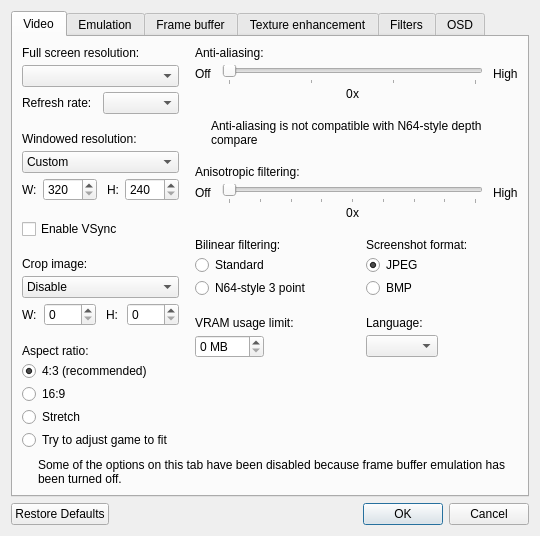
Old version of the form src/GLideNUI/configDialog.ui in the repository gonetz/GLideN64.
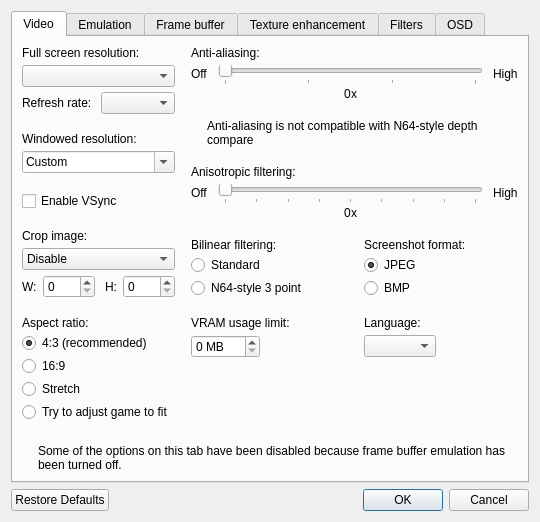
New version of the form. Icons and pictures are not drawn.

Commit message: UI: Custom windowed resolution set via combo box

Diff of the .ui file:
```diff
--- a/src/GLideNUI/configDialog.ui
+++ b/src/GLideNUI/configDialog.ui
@@ -134,6 +134,9 @@
               </item>
               <item>
                <widget class="QComboBox" name="windowedResolutionComboBox">
+                <property name="editable">
+                 <bool>true</bool>
+                </property>
                 <item>
                  <property name="text">
                   <string extracomment="In the dropdown for windowed resolutions">Custom</string>
@@ -141,92 +144,6 @@
                 </item>
                </widget>
               </item>
-              <item>
-               <widget class="QFrame" name="windowedResolutionCustomFrame">
-                <layout class="QHBoxLayout" name="horizontalLayout_12">
-                 <property name="leftMargin">
-                  <number>0</number>
-                 </property>
-                 <property name="topMargin">
-                  <number>0</number>
-                 </property>
-                 <property name="rightMargin">
-                  <number>0</number>
-                 </property>
-                 <property name="bottomMargin">
-                  <number>0</number>
-                 </property>
-                 <item>
-                  <widget class="QLabel" name="windowWidthLabel">
-                   <property name="text">
-                    <string extracomment="Abbreviation for &quot;width&quot;.">W:</string>
-                   </property>
-                  </widget>
-                 </item>
-                 <item>
-                  <widget class="QSpinBox" name="windowWidthSpinBox">
-                   <property name="minimumSize">
-                    <size>
-                     <width>52</width>
-                     <height>0</height>
-                    </size>
-                   </property>
-                   <property name="minimum">
-                    <number>320</number>
-                   </property>
-                   <property name="maximum">
-                    <number>7680</number>
-                   </property>
-                   <property name="singleStep">
-                    <number>16</number>
-                   </property>
-                  </widget>
-                 </item>
-                 <item>
-                  <spacer name="horizontalSpacer_5">
-                   <property name="orientation">
-                    <enum>Qt::Horizontal</enum>
-                   </property>
-                   <property name="sizeType">
-                    <enum>QSizePolicy::Fixed</enum>
-                   </property>
-                   <property name="sizeHint" stdset="0">
-                    <size>
-                     <width>4</width>
-                     <height>0</height>
-                    </size>
-                   </property>
-                  </spacer>
-                 </item>
-                 <item>
-                  <widget class="QLabel" name="windowHeightLabel">
-                   <property name="text">
-                    <string extracomment="Abbreviation for &quot;height&quot;.">H:</string>
-                   </property>
-                  </widget>
-                 </item>
-                 <item>
-                  <widget class="QSpinBox" name="windowHeightSpinBox">
-                   <property name="minimumSize">
-                    <size>
-                     <width>52</width>
-                     <height>0</height>
-                    </size>
-                   </property>
-                   <property name="minimum">
-                    <number>240</number>
-                   </property>
-                   <property name="maximum">
-                    <number>4320</number>
-                   </property>
-                   <property name="singleStep">
-                    <number>16</number>
-                   </property>
-                  </widget>
-                 </item>
-                </layout>
-               </widget>
-              </item>
              </layout>
             </widget>
            </item>
```
Left out of the diff: 8 changed lines with no effect on the pictures. The commit also changes 2 other files.
